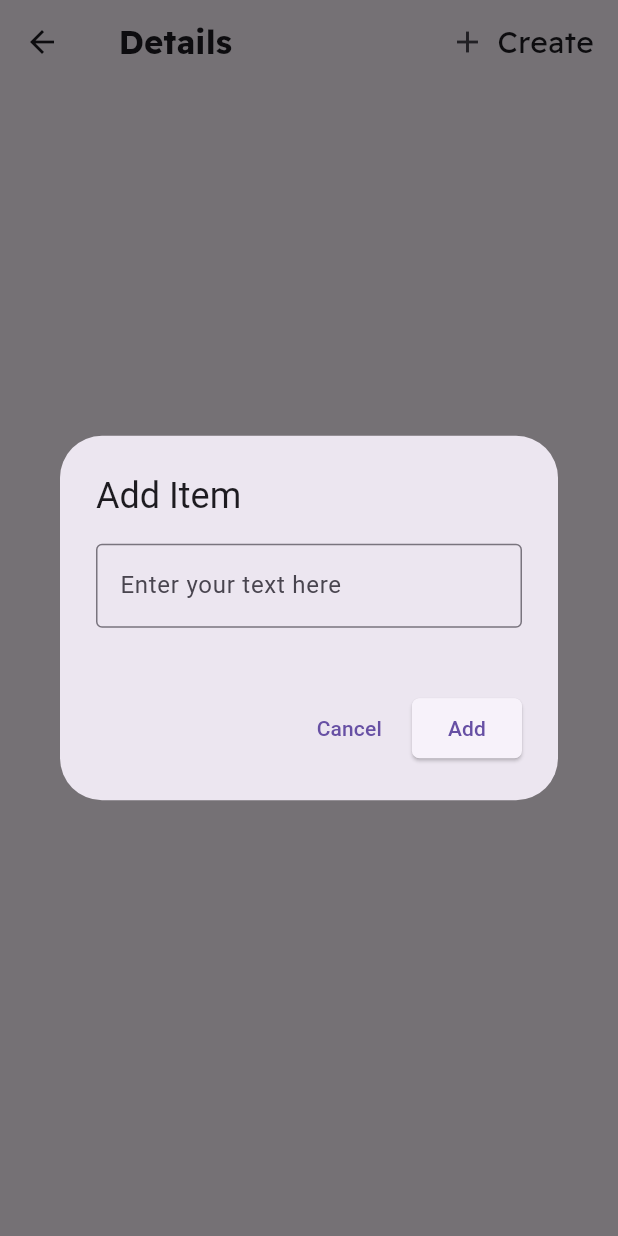
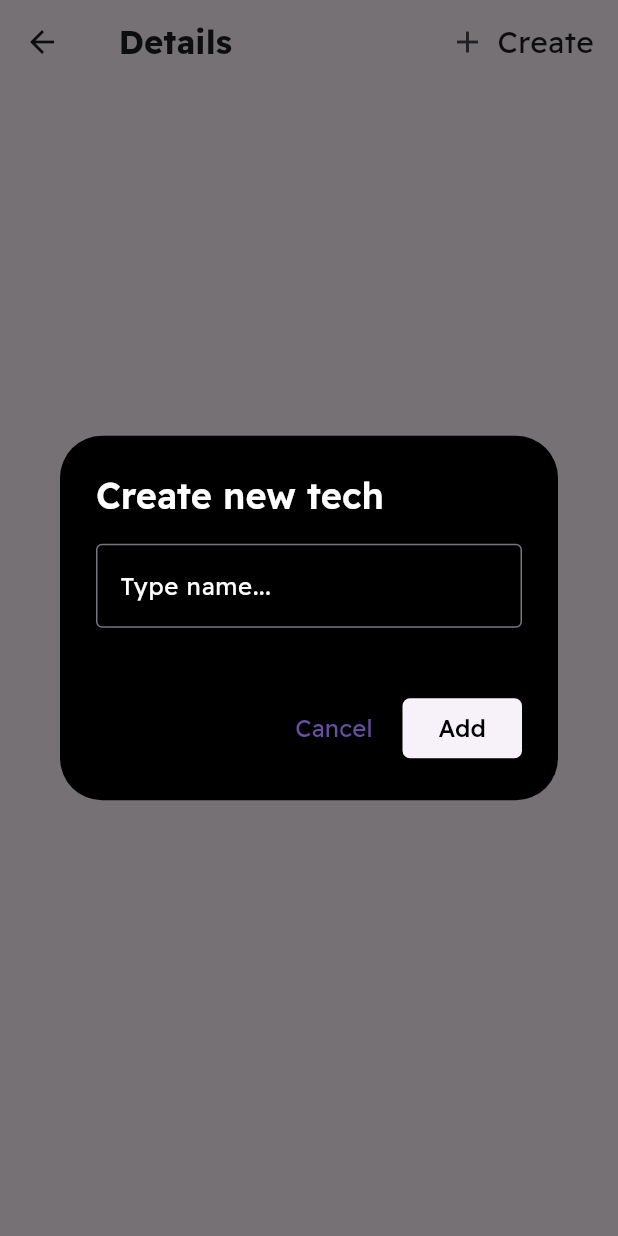
Before and after one commit to Harshit242005/Flutter, a Flutter app: the MonthDetailsPage screen opened directly with empty values, after a tap on "Create", on a phone screen of 412 x 824 dp. Run offline on Flutter 3.47's test engine with Material 3 defaults, Android fonts, the phone set to English and light mode, and no system bars; missing offline and left inert: flutter_dialogs; network calls fail.

```diff
--- a/earser/lib/Custom_dialog.dart
+++ b/earser/lib/Custom_dialog.dart
@@ -6,7 +6,12 @@ import 'package:http/http.dart' as http;
 
 // ignore: use_key_in_widget_constructors
 class CustomDialog extends StatefulWidget {
+  final String month;
+
+  const CustomDialog({required this.month});
+
   @override
+  // ignore: library_private_types_in_public_api
   _CustomDialogState createState() => _CustomDialogState();
 }
 
@@ -15,8 +20,8 @@ class _CustomDialogState extends State<CustomDialog> {
 
   // calling up the function to send the new tech name at the backend
   Future<void> CreateTech(String tech_name) async {
-    final url =
-        Uri.parse('http://localhost:3000/api/data/createNewTech/$tech_name');
+    final url = Uri.parse(
+        'http://localhost:3000/api/data/${widget.month}/createNewTech/$tech_name');
     try {
       final response = await http.post(url);
       if (response.statusCode == 200) {
@@ -32,16 +37,35 @@ class _CustomDialogState extends State<CustomDialog> {
   @override
   Widget build(BuildContext context) {
     return AlertDialog(
-      title: const Text('Add Item'),
+      backgroundColor: Colors.black,
+      title: const Text(
+        'Create new tech',
+        style: TextStyle(
+            fontFamily: 'ReadexPro',
+            fontSize: 24,
+            fontWeight: FontWeight.w600,
+            color: Colors.white),
+      ),
       content: Container(
           width: 400,
           height: 75,
           decoration: const BoxDecoration(borderRadius: BorderRadius.zero),
           child: Column(children: [
             TextField(
+              style:
+                  const TextStyle(fontFamily: 'ReadexPro', color: Colors.white),
               controller: _textFieldController,
               decoration: const InputDecoration(
-                  hintText: 'Enter your text here',
+                  focusedBorder: OutlineInputBorder(
+                    borderSide: BorderSide(
+                        color: Colors.blue,
+                        width: 2), // Adjust color and width as needed
+                  ),
+                  hintText: 'Type name...',
+                  hintStyle: TextStyle(
+                      fontFamily: 'ReadexPro',
+                      fontWeight: FontWeight.w400,
+                      color: Colors.white),
                   border: OutlineInputBorder(
                       borderSide: BorderSide(color: Colors.black12, width: 1))),
             ),
@@ -52,7 +76,14 @@ class _CustomDialogState extends State<CustomDialog> {
             // Close the dialog when cancel is pressed
             Navigator.of(context).pop();
           },
-          child: const Text('Cancel'),
+          child: const Text(
+            'Cancel',
+            style: TextStyle(
+              fontFamily: 'ReadexPro',
+              fontSize: 16,
+              fontWeight: FontWeight.w400,
+            ),
+          ),
         ),
         ElevatedButton(
           onPressed: () {
@@ -62,7 +93,11 @@ class _CustomDialogState extends State<CustomDialog> {
           style: ElevatedButton.styleFrom(
               shape: RoundedRectangleBorder(
                   borderRadius: BorderRadius.circular(5))),
-          child: const Text('Add'),
+          child: const Text(
+            'Add',
+            style: TextStyle(
+                fontFamily: 'ReadexPro', color: Colors.black, fontSize: 16),
+          ),
         ),
       ],
     );
--- a/earser/lib/Custom_textarea_dialog.dart
+++ b/earser/lib/Custom_textarea_dialog.dart
@@ -53,10 +53,16 @@ class _Custom_Textarea_Dialog extends State<Custom_Textarea_Dialog> {
         width: 600.0, // Set your preferred width
         height: 75.0, // Set your preferred height
         child: TextField(
+          style: TextStyle(fontFamily: 'ReadexPro', color: Colors.white),
           controller: _custom_textarea_controller,
           maxLines: null,
           keyboardType: TextInputType.multiline,
           decoration: const InputDecoration(
+            focusedBorder: OutlineInputBorder(
+              borderSide: BorderSide(
+                  color: Colors.blue,
+                  width: 2), // Adjust color and width as needed
+            ),
             hintText: 'Enter tech updates',
             hintStyle: TextStyle(color: Colors.white, fontFamily: 'ReadexPro'),
             border: OutlineInputBorder(),
--- a/earser/lib/MonthDetailsPage.dart
+++ b/earser/lib/MonthDetailsPage.dart
@@ -68,7 +68,9 @@ class _MonthDetailsPageState extends State<MonthDetailsPage> {
                 showDialog(
                   context: context,
                   builder: (BuildContext context) {
-                    return CustomDialog();
+                    return CustomDialog(
+                      month: widget.month,
+                    );
                   },
                 );
               },
@@ -88,7 +90,7 @@ class _MonthDetailsPageState extends State<MonthDetailsPage> {
                     return Container(
                       width: 200.0,
                       height: 50,
-                      margin: EdgeInsets.only(
+                      margin: const EdgeInsets.only(
                           right: 16.0), // Optional spacing between buttons
                       child: ElevatedButton(
                         onPressed: () {
--- a/earser/pubspec.yaml
+++ b/earser/pubspec.yaml
@@ -38,6 +38,7 @@ dependencies:
   infinite_canvas: ^0.0.9
   flutter_colorpicker: ^1.0.3
   http: ^1.2.0
+  flutter_dialogs: ^3.0.0
 
 dev_dependencies:
   flutter_test:
```
Also changed, not shown: earser/lib/Custom_confirm_dialog.dart (added, +62 -0 lines), earser/lib/TechPage.dart (+36 -16 lines), earser/pubspec.lock, 1 other file.
